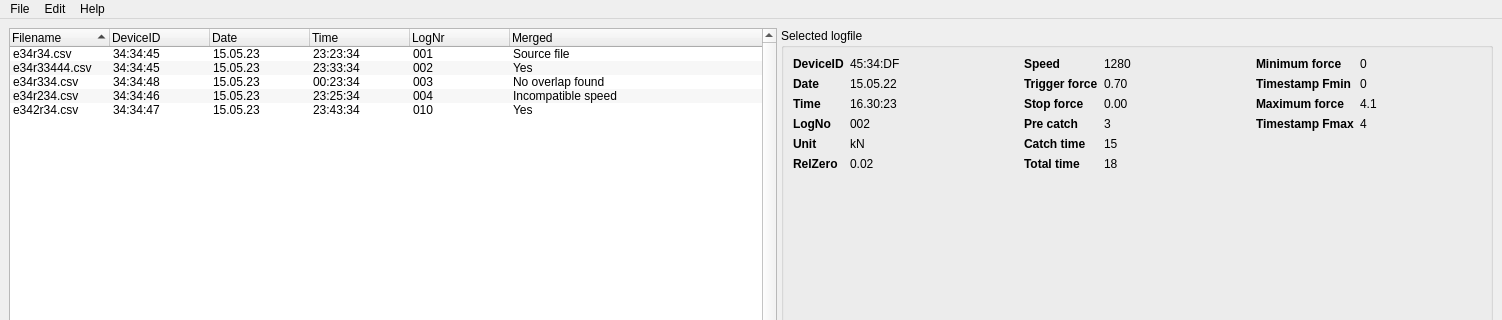
linescaleGUI/linescaleGUI, file src/logfileEditor/logfileEditor.ui: the form before one commit; both pictures show x 0 to 1502 and y 0 to 320 of the 1502 by 774 pixel window.
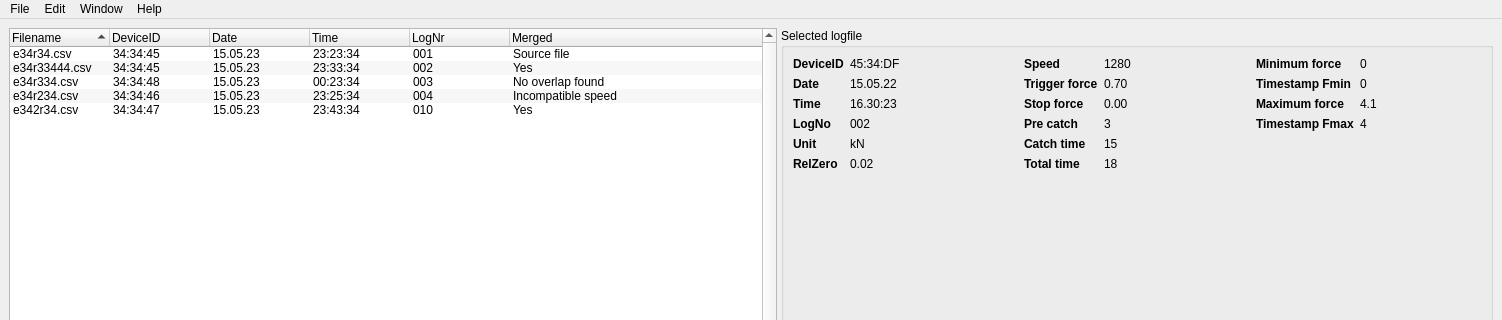
The form after the commit. Icons and pictures are not drawn.

Commit message: Add window to menu

```diff
--- a/src/logfileEditor/logfileEditor.ui
+++ b/src/logfileEditor/logfileEditor.ui
@@ -705,8 +705,17 @@
     </property>
     <addaction name="actionOpen_online_help"/>
    </widget>
+   <widget class="QMenu" name="menuWindow">
+    <property name="title">
+     <string>Window</string>
+    </property>
+    <addaction name="actionFile_browser"/>
+    <addaction name="actionSelected_logfile"/>
+    <addaction name="actionMerged_logfile"/>
+   </widget>
    <addaction name="menuFile"/>
    <addaction name="menuEdit"/>
+   <addaction name="menuWindow"/>
    <addaction name="menuHelp"/>
   </widget>
   <action name="actionExit_file_editor">
```
Left out of the diff: 35 changed lines with no effect on the pictures.
